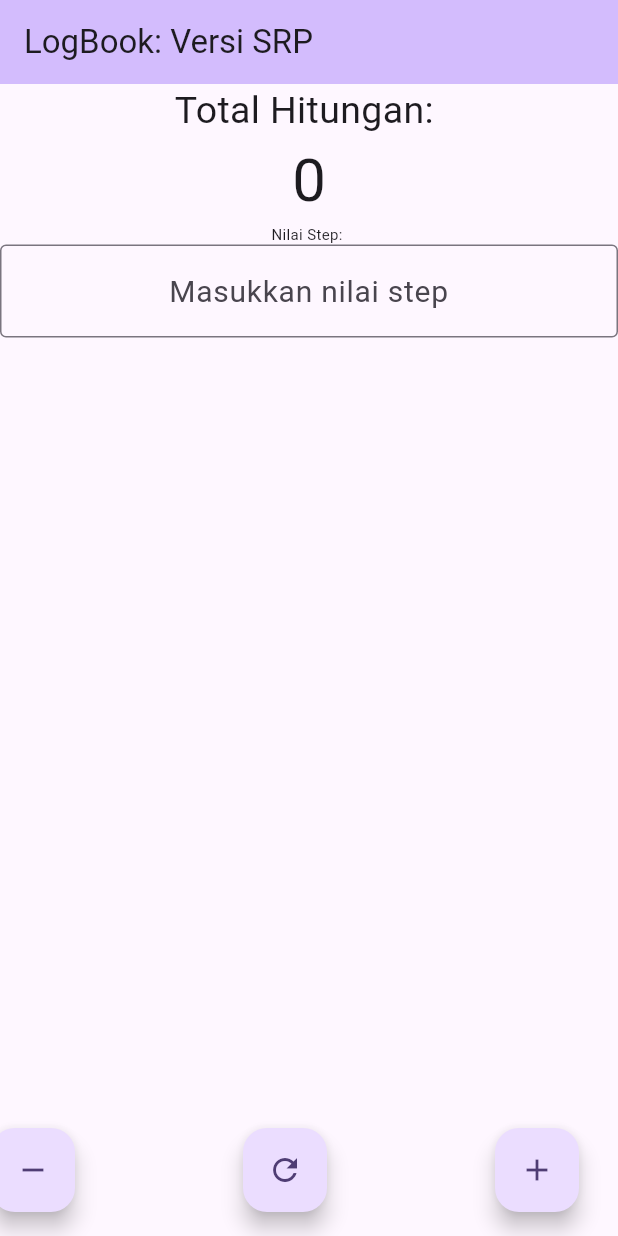
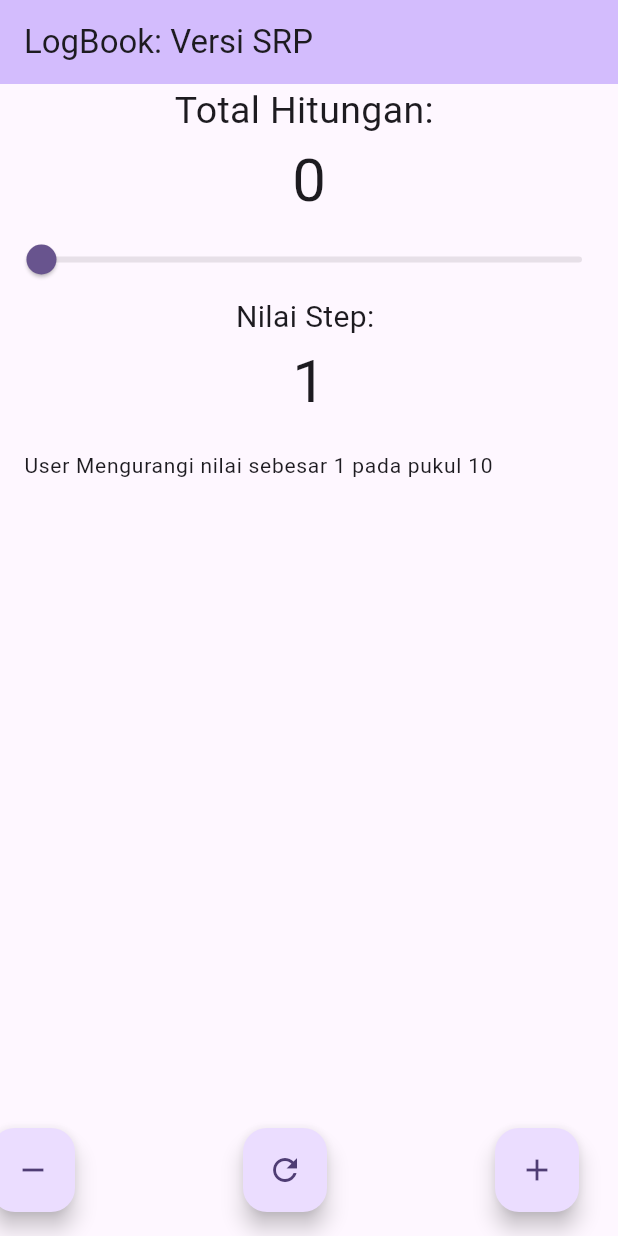
Before and after one commit to AlfaNaufal/Proyek4, a Flutter app: the screen it shows after launch, after a tap on the "remove" icon, on a phone screen of 412 x 824 dp. Run offline on Flutter 3.47's test engine with Material 3 defaults, Android fonts, the phone set to English and light mode, and no system bars.

Commit message:
Modul1_Task2

```diff
--- a/logbook_app_001/lib/counter_controller.dart
+++ b/logbook_app_001/lib/counter_controller.dart
@@ -2,7 +2,7 @@ class CounterController {
   int _counter = 0;
   int _step = 1; //default step value
 
-  final List<String> _logs = [];
+  final List<String> _logs = ["", "", "", "", ""];
 
   int get value => _counter;
   int get step => _step;
@@ -11,12 +11,20 @@ class CounterController {
     _step = value;
   }
 
-  void stepIncrement() => _counter += step;
-  void stepDecrement() {
-    if (_counter > 1) _counter -= step;
+  void stepIncrement() {
+    _counter += step;
+    addLog("Menambah");
   }
 
-  void stepReset() => _counter = 0;
+  void stepDecrement() {
+    if (_counter >= step) _counter -= step;
+    addLog("Mengurangi");
+  }
+
+  void stepReset() {
+     _counter = 0;
+     addLog("Mereset");
+     }
 
   List<String> get logs => _logs;
 
@@ -25,7 +33,7 @@ class CounterController {
 
     _logs.insert(
       0,
-      "User menambahkan nilai sebesar $step pada pukul $timeStamp",
+      "User $action nilai sebesar $step pada pukul $timeStamp",
     ); // _logs.add('$timestamp: $action to $_counter');
   }
 }
--- a/logbook_app_001/lib/counter_view.dart
+++ b/logbook_app_001/lib/counter_view.dart
@@ -9,7 +9,6 @@ class CounterView extends StatefulWidget {
 
 class _CounterViewState extends State<CounterView> {
   final CounterController _controller = CounterController();
-
   final stepController = TextEditingController();
 
   @override
@@ -31,38 +30,41 @@ class _CounterViewState extends State<CounterView> {
           children: [
             const Text("Total Hitungan: ", style: TextStyle(fontSize: 25)),
             Text('${_controller.value}', style: const TextStyle(fontSize: 40)),
-            const Text("Nilai Step: ", style: TextStyle(fontSize: 10)),
-            TextField(
-              controller: stepController,
-              textAlign: TextAlign.center,
-              style: const TextStyle(fontSize: 20),
-              keyboardType: TextInputType.number,
-              decoration: const InputDecoration(
-                border: OutlineInputBorder(),
-                hintText: 'Masukkan nilai step',
-              ),
-              onChanged: (value) => setState(() {
-                final stepValue = int.tryParse(value);
-                if (stepValue != null && stepValue > 0) {
-                  _controller.setStep(stepValue);
-                }
-              }),
+            // TextField(
+            //   controller: stepController,
+            //   textAlign: TextAlign.center,
+            //   style: const TextStyle(fontSize: 20),
+            //   keyboardType: TextInputType.number,
+            //   decoration: const InputDecoration(
+            //     border: OutlineInputBorder(),
+            //     hintText: 'Masukkan nilai step',
+            //   ),
+            //   onChanged: (value) => setState(() {
+            //     final stepValue = int.tryParse(value);
+            //     if (stepValue != null && stepValue > 0) {
+            //       _controller.setStep(stepValue);
+            //     }
+            //   }),
+            // ),
+            Slider(
+              value: _controller.step.toDouble(),
+              max: 100,
+              onChanged: (double value) {
+                setState(() {
+                  _controller.setStep(value.toInt());
+                });
+              },
             ),
+            Text("Nilai Step: ", style: TextStyle(fontSize: 20)),
+            Text('${_controller.step}', style: const TextStyle(fontSize: 40)),
             Expanded(
               child: ListView.builder(
-                itemCount: _controller.logs.length,
+                itemCount: 5,
                 itemBuilder: (context, index) {
-                  return Card(
-                    margin: const EdgeInsets.symmetric(
-                      horizontal: 10,
-                      vertical: 4,
-                    ),
-                    child: ListTile(
-                      leading: const Icon(Icons.history, size: 20),
-                      title: Text(
-                        _controller.logs[index],
-                        style: const TextStyle(fontSize: 14),
-                      ),
+                return ListTile(
+                    title: Text(
+                      _controller.logs[index],
+                      style: const TextStyle(fontSize: 14),
                     ),
                   );
                 },
```
